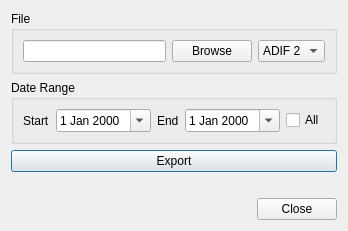
Before: the Qt Designer form ui/exportdialog.ui in 7h0ma5/OpenShack, drawn with Qt 5.
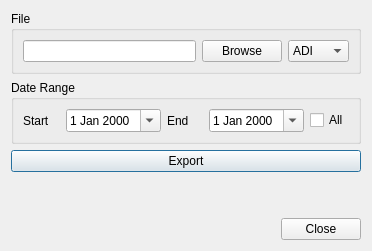
After: the same form once the commit is applied.

Diff of the .ui file:
```diff
--- a/ui/exportdialog.ui
+++ b/ui/exportdialog.ui
@@ -6,8 +6,8 @@
    <rect>
     <x>0</x>
     <y>0</y>
-    <width>316</width>
-    <height>216</height>
+    <width>372</width>
+    <height>251</height>
    </rect>
   </property>
   <property name="windowTitle">
@@ -139,7 +139,12 @@
         </property>
         <item>
          <property name="text">
-          <string notr="true">ADIF 2</string>
+          <string notr="true">ADI</string>
+         </property>
+        </item>
+        <item>
+         <property name="text">
+          <string>ADX</string>
          </property>
         </item>
         <item>
```
Left out of the diff: 3 changed lines with no effect on the pictures.
